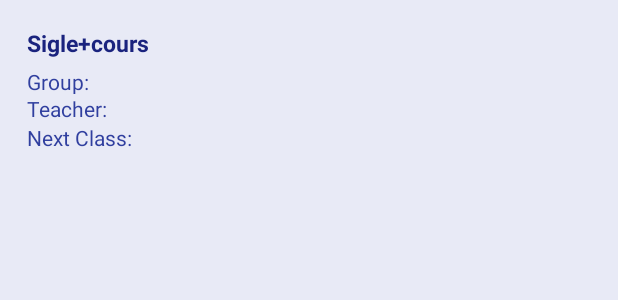
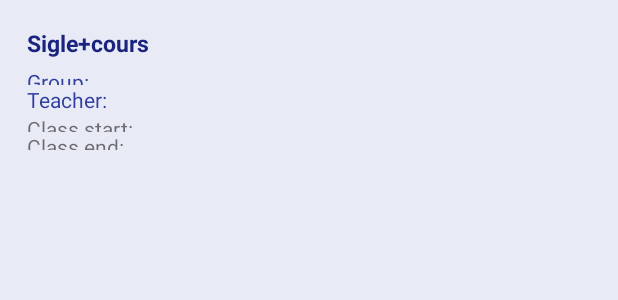
Before and after one commit to DWmodem/HoraireUdeM, an Android app: the layout item_my_courses.xml on its own in the app's theme, with its tools: preview values and no code run, on a phone screen of 412 x 824 dp. Shown: the top 300 px of the screen. Run offline under Robolectric (Android 15) with nearby library versions, the phone set to English and light mode, and no system bars.

Commit message:
updated my schedule list

```diff
--- a/app/src/main/java/com/mobile/umontreal/schedule/Config.java
+++ b/app/src/main/java/com/mobile/umontreal/schedule/Config.java
@@ -63,7 +63,8 @@ public class Config {
     public static final String PARSING_DATE_FORMAT          = "yyyy-MM-dd";
     public static final String PATTERN_FOR_PRINT_DATA       = "dd MMMM yyyy";
 
-    public static final String SCHEDULE_PATTERN_DATE_TIME   = "yyyy-MM-dd HH:mm";
+    public static final String SCHEDULE_PATTERN_TIME_L      = "EEEE, dd MMM yyyy HH:mm";
+    public static final String SCHEDULE_PATTERN_TIME_S      = "EEEE, dd MMM yyyy";
     public static final String SCHEDULE_PATTERN_DATE        = "yyyy-MM-dd";
     public static final String SCHEDULE_PATTERN_HOUR        = "HH:mm";
     public static final String SCHEDULE_PATTERN_DAY         = "E";
--- a/app/src/main/res/layout/activity_courses.xml
+++ b/app/src/main/res/layout/activity_courses.xml
@@ -46,7 +46,7 @@
             android:hint="@string/search_course"
             android:inputType="textVisiblePassword"
             android:textSize="@dimen/text_search_size"
-            android:textColor="@color/theme_accent_1"
+            android:textColor="@color/theme_accent_2_light"
             android:padding="@dimen/padding_table_row"/>
     </TableRow>
 
--- a/app/src/main/res/layout/activity_departments.xml
+++ b/app/src/main/res/layout/activity_departments.xml
@@ -30,7 +30,7 @@
                 android:fontFamily="Roboto"
                 android:inputType="textVisiblePassword"
                 android:textSize="@dimen/text_search_size"
-                android:textColor="@color/theme_accent_1"
+                android:textColor="@color/theme_accent_2_light"
                 android:padding="16dp"/>
         </TableRow>
 
--- a/app/src/main/res/layout/item_my_courses.xml
+++ b/app/src/main/res/layout/item_my_courses.xml
@@ -1,9 +1,10 @@
 <?xml version="1.0" encoding="utf-8"?>
 <RelativeLayout xmlns:android="http://schemas.android.com/apk/res/android"
+
     android:orientation="vertical"
     android:layout_width="match_parent"
     android:layout_height="@dimen/item_my_course_height"
-    android:background="@color/window_background">
+    android:background="@color/windowBackground">
 
     <LinearLayout
         android:orientation="horizontal"
@@ -54,14 +55,26 @@
             <TextView
                 android:layout_width="fill_parent"
                 android:layout_height="wrap_content"
-                android:textColor="@color/table_subtitle_color"
-                android:text="@string/next_class"
+                android:textColor="@color/body_text_2"
+                android:text="@string/class_started_at"
                 android:paddingLeft="@dimen/padding_table_row"
-                android:id="@+id/next_class"
+                android:id="@+id/start_class"
                 android:textSize="@dimen/text_item_size"
                 android:layout_weight="1"
                 android:layout_alignParentLeft="true"
-                android:layout_alignParentTop="true" />
+                android:layout_alignParentTop="true"/>
+
+            <TextView
+                android:layout_width="fill_parent"
+                android:layout_height="wrap_content"
+                android:textColor="@color/body_text_2"
+                android:text="@string/class_ended_at"
+                android:paddingLeft="@dimen/padding_table_row"
+                android:id="@+id/end_class"
+                android:textSize="@dimen/text_item_size"
+                android:layout_weight="1"
+                android:layout_alignParentLeft="true"
+                android:layout_alignParentTop="true"/>
 
         </LinearLayout>
 
--- a/app/src/main/res/layout/schedule_inflater_layout.xml
+++ b/app/src/main/res/layout/schedule_inflater_layout.xml
@@ -46,8 +46,8 @@
                 android:layout_width="fill_parent"
                 android:layout_height="wrap_content"
                 android:textAppearance="?android:attr/textAppearanceMedium"
-                android:text="@string/next_class"
-                android:id="@+id/next_class"
+                android:text="@string/class_started_at"
+                android:id="@+id/start_class"
                 android:layout_weight="1"
                 android:layout_alignParentLeft="true"
                 android:layout_alignParentTop="true" />
--- a/app/src/main/res/values/strings.xml
+++ b/app/src/main/res/values/strings.xml
@@ -45,12 +45,13 @@
     <string name="search_department">Search department</string>
     <string name="search_course">Search course</string>
 
-    <string name="sigle_cours"> Sigle+cours</string>
+    <string name="sigle_cours">Sigle+cours</string>
     <string name="teacher">Teacher:</string>
     <string name="group">Group:</string>
-    <string name="next_class"> Next Class:</string>
+    <string name="class_started_at">Class start:</string>
+    <string name="class_ended_at">Class end:</string>
 
-    <string name="cours_activity">Cours</string>
+    <string name="course_activity">Course</string>
     <string name="hello_world">Hello world!</string>
 
     <string name="added_course_part1">We have a:</string>
```
Also changed, not shown: app/src/main/java/com/mobile/umontreal/schedule/db/UDMDatabaseManager.java (+13 -13 lines), app/src/main/java/com/mobile/umontreal/schedule/schedule/ScheduleCoursesAdapter.java (+73 -23 lines), 1 other file.
